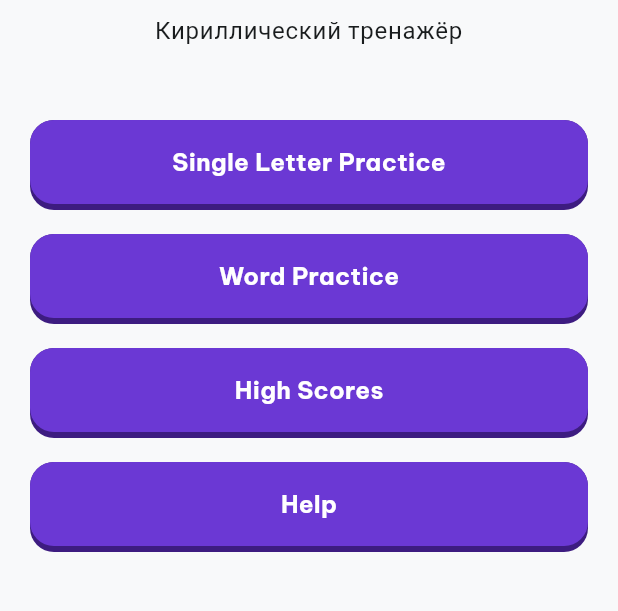
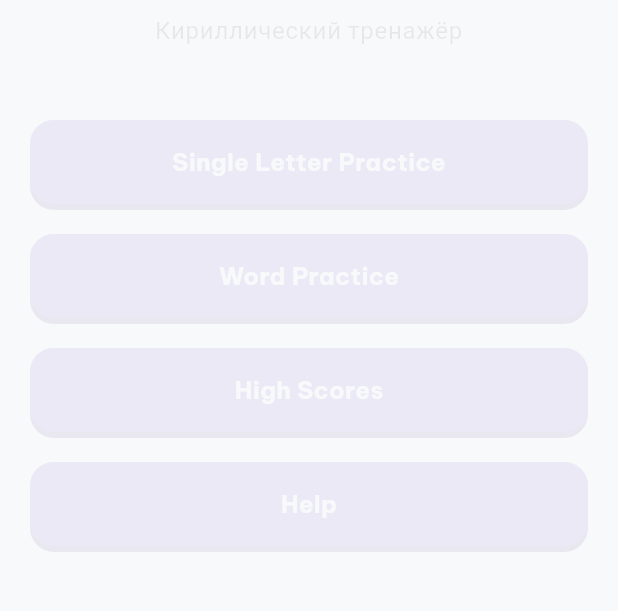
Before and after one commit to denzilly/cyrillic_trainer_app, a Flutter app: the first screen one second after launch, on a phone screen of 412 x 824 dp, the part 378-989 px from its top. Run offline on Flutter 3.47's test engine with Material 3 defaults, Android fonts, the phone set to English and light mode, and no system bars; our stand-ins replace audioplayers, shared_preferences; missing offline and left inert: games_services.

Commit message:
Add intro animation to landing screen
Title fades in large and centered, then the buttons block grows in
below it (which slides the title up towards its resting position
since the column stays vertically centered), and finally the
subtitle/buttons content fades into view.

Updated the landing screen navigation tests to let the intro
animation settle (pumpAndSettle) before tapping buttons, since they
are collapsed to zero size until the reveal phase runs.

```diff
--- a/lib/screens/landing_screen.dart
+++ b/lib/screens/landing_screen.dart
@@ -8,8 +8,63 @@ import 'leaderboard_screen.dart';
 import 'letter_practice_screen.dart';
 import 'word_practice_screen.dart';
 
-class LandingScreen extends StatelessWidget {
+class LandingScreen extends StatefulWidget {
   const LandingScreen({super.key});
+
+  @override
+  State<LandingScreen> createState() => _LandingScreenState();
+}
+
+/// Intro sequence: the title fades in large and centered, the rest of the
+/// content (subtitle + buttons) then grows in below it — pushing the title
+/// up towards its resting position, since the column stays vertically
+/// centered — and finally that content fades into view.
+class _LandingScreenState extends State<LandingScreen>
+    with SingleTickerProviderStateMixin {
+  late final AnimationController _controller;
+  late final Animation<double> _titleOpacity;
+  late final Animation<double> _contentSize;
+  late final Animation<double> _contentOpacity;
+  bool _introStarted = false;
+
+  @override
+  void initState() {
+    super.initState();
+    _controller = AnimationController(
+      duration: const Duration(milliseconds: 1100),
+      vsync: this,
+    );
+    _titleOpacity = CurvedAnimation(
+      parent: _controller,
+      curve: const Interval(0.0, 0.35, curve: Curves.easeOut),
+    );
+    _contentSize = CurvedAnimation(
+      parent: _controller,
+      curve: const Interval(0.35, 0.65, curve: Curves.easeInOut),
+    );
+    _contentOpacity = CurvedAnimation(
+      parent: _controller,
+      curve: const Interval(0.65, 1.0, curve: Curves.easeIn),
+    );
+  }
+
+  @override
+  void didChangeDependencies() {
+    super.didChangeDependencies();
+    if (_introStarted) return;
+    _introStarted = true;
+    if (MediaQuery.of(context).disableAnimations) {
+      _controller.value = 1.0;
+    } else {
+      _controller.forward();
+    }
+  }
+
+  @override
+  void dispose() {
+    _controller.dispose();
+    super.dispose();
+  }
 
   @override
   Widget build(BuildContext context) {
@@ -21,11 +76,21 @@ class LandingScreen extends StatelessWidget {
           child: Column(
             mainAxisAlignment: MainAxisAlignment.center,
             children: [
-              Text(
+              FadeTransition(
+                opacity: _titleOpacity,
+                child: Text(
                   'Cyrillic Trainer',
                   style: textTheme.displayLarge,
                   textAlign: TextAlign.center,
                 ),
+              ),
+              SizeTransition(
+                sizeFactor: _contentSize,
+                alignment: Alignment.topLeft,
+                child: FadeTransition(
+                  opacity: _contentOpacity,
+                  child: Column(
+                    children: [
                       const SizedBox(height: AppSpacing.base),
                       Text(
                         'Кириллический тренажёр',
@@ -82,6 +147,10 @@ class LandingScreen extends StatelessWidget {
                   ),
                 ),
               ),
+            ],
+          ),
+        ),
+      ),
     );
   }
 }
```
Also changed, not shown: 1 other file. Lines whose indentation alone changed are shown as unchanged.
